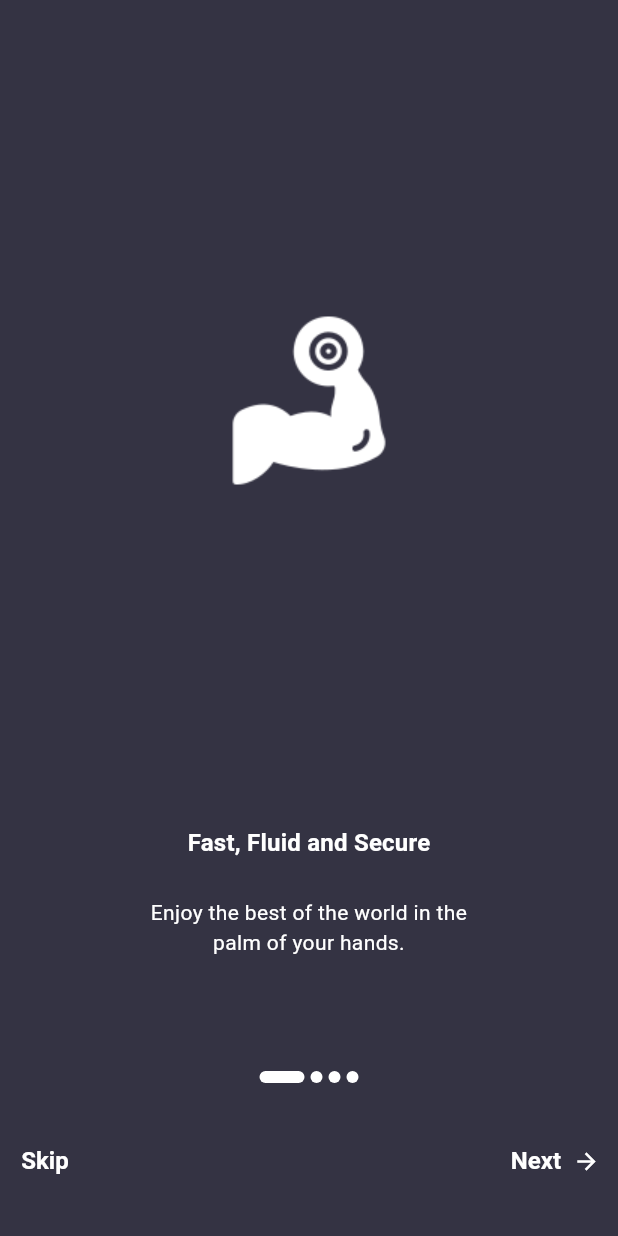
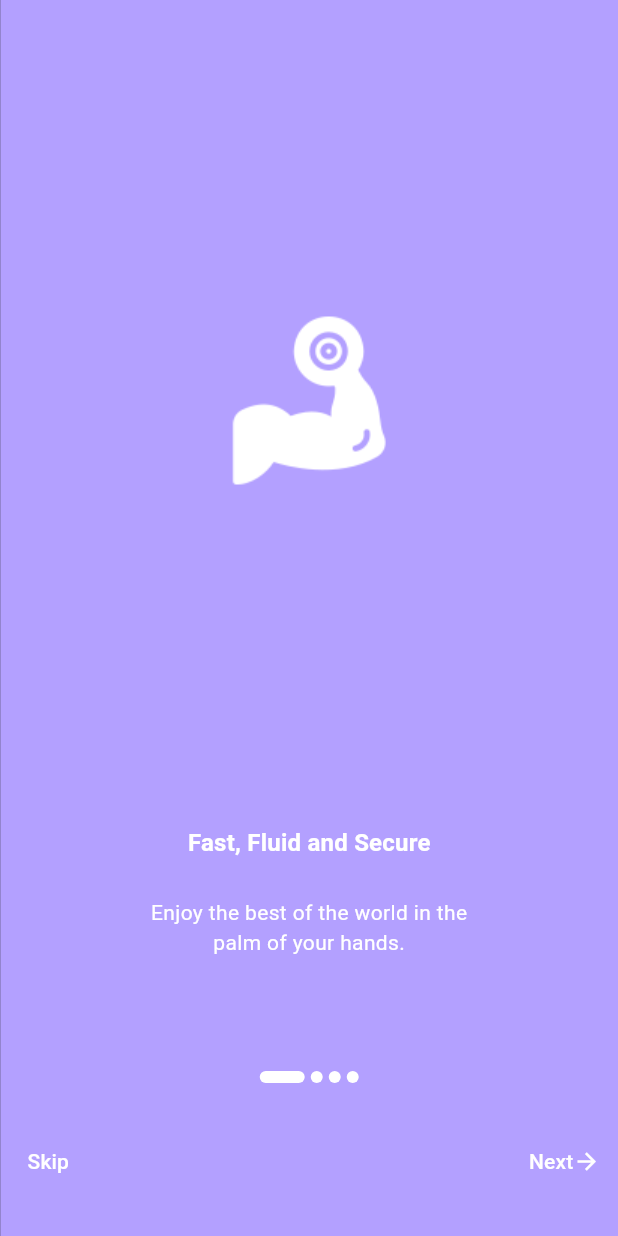
Before and after one commit to MahmooudEssam/InTake, a Flutter app: the screen it shows after launch, after a tap on "Get Started", on a phone screen of 412 x 824 dp. Run offline on Flutter 3.47's test engine with Material 3 defaults, Android fonts, the phone set to English and light mode, and no system bars; our stand-ins replace flutter_dotenv, flutter_svg, google_generative_ai, lottie, rive.

Commit message:
Modified Colors to follow the Application's Color Template.

```diff
--- a/lib/core/theme/appPalette.dart
+++ b/lib/core/theme/appPalette.dart
@@ -1,17 +1,56 @@
 import 'package:flutter/material.dart';
 
 class AppPallete {
-  static const Color backgroundColor = Color(0xFF232323);
-  static const Color gradient1 = Color.fromRGBO(187, 63, 221, 1);
-  static const Color gradient2 =  Color.fromRGBO(251, 109, 169, 1);
-  static const Color gradient3 = Color(0xFF0097B2);
-  static const Color borderColor = Color.fromRGBO(52, 51, 67, 1);
-  static const Color widgetColor = Color(0xFF896CFE);
-  static const Color textColor_dark = Colors.black;
-  static const Color textColor_light = Color(0xFF232323);
-  static const Color selectedColor = Color(0xFFE2F163);
-  static const Color whiteColor = Colors.white;
-  static const Color greyColor = Colors.grey;
-  static const Color errorColor = Colors.redAccent;
+  // ===========================================================================
+  // 1. THE CORE 4-COLOR PALETTE
+  // ===========================================================================
+
+  // The canvas/scaffold background
+  static const Color _background = Color(0xFF232323);
+
+  // The primary brand color (Buttons, Headers)
+  static const Color _mainWidget = Color(0xFF896CFE);
+
+  // The secondary/accent color (Borders, Secondary Text)
+  static const Color _subWidget = Color(0xFFB3A0FF);
+
+  // The highlight color (Active states, Success, Alerts)
+  static const Color _selectedWidget = Color(0xFFE2F163);
   static const Color transparentColor = Colors.transparent;
+
+  static const Color text_color_dark_background = Color(0xFFFFFFFF);
+  static const Color text_color_light_background = Color(0xFF232323);
+
+
+
+  // ===========================================================================
+  // 2. MAPPING OLD NAMES TO THE NEW PALETTE
+  // (This keeps your existing code working while enforcing the new look)
+  // ===========================================================================
+
+  // Backgrounds
+  static const Color backgroundColor = _background;
+
+  // Gradients (Flattened to your Main/Selected colors)
+  static const Color gradient1 = _mainWidget;
+  static const Color gradient2 = _mainWidget;
+  static const Color gradient3 = _selectedWidget; // Used primarily for high contrast
+
+  // Widgets & Borders
+  static const Color widgetColor = _mainWidget;
+  static const Color borderColor = _subWidget; // Borders use the lighter purple
+
+  // Text Colors
+  // "White" is replaced by SubWidget (Light Purple) for better contrast on dark backgrounds
+  static const Color whiteColor = _subWidget;
+  // "Dark Text" maps to the Background color (useful if text is inside a Lime button)
+  static const Color textColor_dark = text_color_light_background;
+  // "Light Text" (from your old code) mapped to background to stay consistent with dark theme logic
+  static const Color textColor_light = text_color_dark_background;
+
+  // States
+  static const Color selectedColor = _selectedWidget;
+  static const Color greyColor = _mainWidget; // Inactive items fade into the Main color
+  static const Color errorColor = _selectedWidget; // Errors/Alerts use the Lime High-Contrast color
+
 }
--- a/lib/features/onboardingOne/presentation/components/animated_btn.dart
+++ b/lib/features/onboardingOne/presentation/components/animated_btn.dart
@@ -16,12 +16,20 @@ class AnimatedBtn extends StatelessWidget {
   @override
   Widget build(BuildContext context) {
     return GestureDetector(
-      onTap: (){
-        press;
-        Navigator.push(context,
+      onTap: () {
+        // 1. Trigger the animation (Important: use parentheses to execute it)
+        press();
+
+        // 2. Wait a split second so the user sees the animation play
+        Future.delayed(const Duration(milliseconds: 800), () {
+          // 3. Navigate to the next page
+          Navigator.push(
+            context,
             MaterialPageRoute(
-                builder: (context) => OnboardingPage2()
-            ));
+              builder: (context) => const OnboardingPage2(),
+            ),
+          );
+        });
       },
       child: SizedBox(
         height: 64,
@@ -31,20 +39,25 @@ class AnimatedBtn extends StatelessWidget {
             RiveAnimation.asset(
               "assets/RiveAssets/button.riv",
               controllers: [_btnAnimationController],
-
             ),
-            Positioned.fill(
+            const Positioned.fill(
               top: 8,
               child: Row(
                 mainAxisAlignment: MainAxisAlignment.center,
                 crossAxisAlignment: CrossAxisAlignment.center,
                 children: [
-                  const Icon(CupertinoIcons.arrow_right_circle,color: Colors.black,fontWeight: FontWeight.bold,),
-                  const SizedBox(width: 8),
+                  Icon(
+                    CupertinoIcons.arrow_right,
+                    color: Colors.black,
+                  ),
+                  SizedBox(width: 8),
                   Text(
                     "Get Started",
-                    style: TextStyle(color: Colors.black, fontWeight: FontWeight.w800,fontSize: 18),
-
+                    style: TextStyle(
+                        color: Colors.black,
+                        fontWeight: FontWeight.w800,
+                        fontSize: 18
+                    ),
                   )
                 ],
               ),
--- a/lib/features/onboardingTwo/presentation/onboardingTwo.dart
+++ b/lib/features/onboardingTwo/presentation/onboardingTwo.dart
@@ -1,6 +1,11 @@
 import 'package:flutter/material.dart';
 import 'package:intake/core/theme/appPalette.dart';
+import 'package:intake/features/auth/presentation/pages/signup_page.dart';
 
+// =========================================================
+// 1. THE MISSING CLASS (Copy this back!)
+// This is the class your "AnimatedBtn" is trying to find.
+// =========================================================
 class OnboardingPage2 extends StatelessWidget {
   const OnboardingPage2({super.key});
 
@@ -11,28 +16,26 @@ class OnboardingPage2 extends StatelessWidget {
         pages: [
           OnboardingPageModel(
             title: 'Fast, Fluid and Secure',
-            description:
-            'Enjoy the best of the world in the palm of your hands.',
-            image:Image.asset('assets/logos/bicep.png'),
+            description: 'Enjoy the best of the world in the palm of your hands.',
+            image: Image.asset('assets/logos/bicep.png'),
             bgColor: AppPallete.borderColor,
           ),
           OnboardingPageModel(
             title: 'Connect with your friends.',
             description: 'Connect with your friends anytime anywhere.',
-            image:Image.asset('assets/logos/healthcare.png'),
+            image: Image.asset('assets/logos/healthcare.png'),
             bgColor: AppPallete.gradient3,
           ),
           OnboardingPageModel(
             title: 'Bookmark your favourites',
-            description:
-            'Bookmark your favourite quotes to read at a leisure time.',
-            image:Image.asset('assets/logos/salad.png'),
+            description: 'Bookmark your favourite quotes to read at a leisure time.',
+            image: Image.asset('assets/logos/salad.png'),
             bgColor: AppPallete.borderColor,
           ),
           OnboardingPageModel(
             title: 'Follow creators',
             description: 'Follow your favourite creators to stay in the loop.',
-            image:Image.asset('assets/logos/robot-assistant.png'),
+            image: Image.asset('assets/logos/robot-assistant.png'),
             bgColor: AppPallete.gradient3,
           ),
         ],
@@ -41,6 +44,9 @@ class OnboardingPage2 extends StatelessWidget {
   }
 }
 
+// =========================================================
+// 2. THE LOGIC (The Presenter)
+// =========================================================
 class OnboardingPagePresenter extends StatefulWidget {
   final List<OnboardingPageModel> pages;
   final VoidCallback? onSkip;
@@ -58,10 +64,15 @@ class OnboardingPagePresenter extends StatefulWidget {
 }
 
 class _OnboardingPageState extends State<OnboardingPagePresenter> {
-  // Store the currently visible page
   int _currentPage = 0;
-  // Define a controller for the pageview
   final PageController _pageController = PageController(initialPage: 0);
+
+  void _navigateToSignUp() {
+    Navigator.pushReplacement(
+      context,
+      MaterialPageRoute(builder: (context) => const SignUpPage()),
+    );
+  }
 
   @override
   Widget build(BuildContext context) {
@@ -73,12 +84,10 @@ class _OnboardingPageState extends State<OnboardingPagePresenter> {
           child: Column(
             children: [
               Expanded(
-                // Pageview to render each page
                 child: PageView.builder(
                   controller: _pageController,
                   itemCount: widget.pages.length,
                   onPageChanged: (idx) {
-                    // Change current page when pageview changes
                     setState(() {
                       _currentPage = idx;
                     });
@@ -110,9 +119,7 @@ class _OnboardingPageState extends State<OnboardingPagePresenter> {
                                 ),
                               ),
                               Container(
-                                constraints: const BoxConstraints(
-                                  maxWidth: 280,
-                                ),
+                                constraints: const BoxConstraints(maxWidth: 280),
                                 padding: const EdgeInsets.symmetric(
                                   horizontal: 24.0,
                                   vertical: 8.0,
@@ -132,60 +139,40 @@ class _OnboardingPageState extends State<OnboardingPagePresenter> {
                   },
                 ),
               ),
-
-              // Current page indicator
+              // Dots Indicator
               Row(
                 mainAxisAlignment: MainAxisAlignment.center,
-                children: widget.pages
-                    .map(
-                      (item) => AnimatedContainer(
+                children: widget.pages.map((item) {
+                  return AnimatedContainer(
                     duration: const Duration(milliseconds: 250),
-                    width: _currentPage == widget.pages.indexOf(item)
-                        ? 30
-                        : 8,
+                    width: _currentPage == widget.pages.indexOf(item) ? 30 : 8,
                     height: 8,
                     margin: const EdgeInsets.all(2.0),
                     decoration: BoxDecoration(
                       color: Colors.white,
                       borderRadius: BorderRadius.circular(10.0),
                     ),
-                  ),
-                )
-                    .toList(),
+                  );
+                }).toList(),
               ),
-
-              // Bottom buttons
+              // Buttons
               SizedBox(
                 height: 100,
                 child: Row(
                   mainAxisAlignment: MainAxisAlignment.spaceBetween,
                   children: [
                     TextButton(
-                      style: TextButton.styleFrom(
-                        visualDensity: VisualDensity.comfortable,
-                        foregroundColor: Colors.white,
-                        textStyle: const TextStyle(
-                          fontSize: 16,
-                          fontWeight: FontWeight.bold,
-                        ),
-                      ),
                       onPressed: () {
                         widget.onSkip?.call();
+                        _navigateToSignUp();
                       },
-                      child: const Text("Skip"),
+                      child: const Text("Skip", style: TextStyle(color: Colors.white)),
                     ),
                     TextButton(
-                      style: TextButton.styleFrom(
-                        visualDensity: VisualDensity.comfortable,
-                        foregroundColor: Colors.white,
-                        textStyle: const TextStyle(
-                          fontSize: 16,
-                          fontWeight: FontWeight.bold,
-                        ),
-                      ),
                       onPressed: () {
                         if (_currentPage == widget.pages.length - 1) {
                           widget.onFinish?.call();
+                          _navigateToSignUp();
                         } else {
                           _pageController.animateToPage(
                             _currentPage + 1,
@@ -197,16 +184,10 @@ class _OnboardingPageState extends State<OnboardingPagePresenter> {
                       child: Row(
                         children: [
                           Text(
-                            _currentPage == widget.pages.length - 1
-                                ? "Finish"
-                                : "Next",
+                            _currentPage == widget.pages.length - 1 ? "Finish" : "Next",
+                            style: const TextStyle(color: Colors.white),
                           ),
-                          const SizedBox(width: 8),
-                          Icon(
-                            _currentPage == widget.pages.length - 1
-                                ? Icons.done
-                                : Icons.arrow_forward,
-                          ),
+                          const Icon(Icons.arrow_forward, color: Colors.white),
                         ],
                       ),
                     ),
@@ -221,6 +202,9 @@ class _OnboardingPageState extends State<OnboardingPagePresenter> {
   }
 }
 
+// =========================================================
+// 3. THE MODEL
+// =========================================================
 class OnboardingPageModel {
   final String title;
   final String description;
--- a/pubspec.yaml
+++ b/pubspec.yaml
@@ -32,7 +32,8 @@ dependencies:
     sdk: flutter
   http: ^1.1.0
   flutter_dotenv: ^6.0.0
-
+  rive: ^0.13.12
+  flutter_svg: ^2.0.10
 
   # The following adds the Cupertino Icons font to your application.
   # Use with the CupertinoIcons class for iOS style icons.
@@ -69,6 +70,7 @@ flutter:
     - .env
     - assets/logos/
     - assets/lottie/
+    - assets/RiveAssets/
 
   # To add images to your application, add an images section, like this:
   # images:
```
Also changed, not shown: pubspec.lock.
